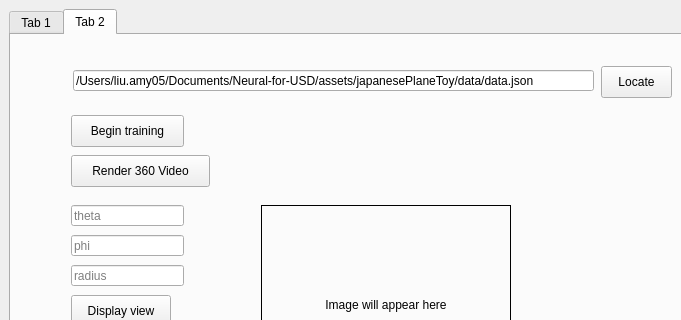
Qt form src/usdSimple/mainwindow.ui (mialana/neural-for-usd) before a commit; both pictures show x 0 to 681 and y 0 to 320 of the 1280 by 832 pixel window.
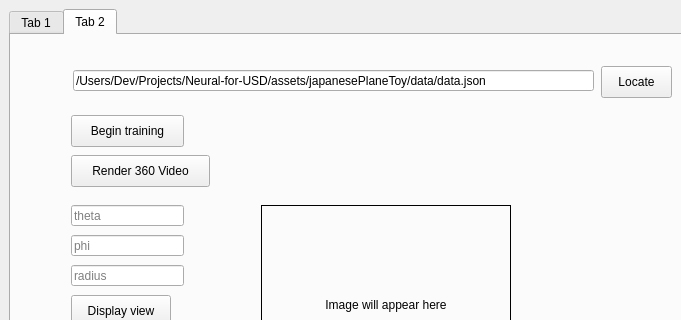
The same form after that commit. The open tabs and pages were chosen to show the change.

Patch:
```diff
--- a/src/usdSimple/mainwindow.ui
+++ b/src/usdSimple/mainwindow.ui
@@ -396,7 +396,7 @@
          </rect>
         </property>
         <property name="text">
-         <string>/Users/liu.amy05/Documents/Neural-for-USD/assets/japanesePlaneToy/data/data.json</string>
+         <string>/Users/Dev/Projects/Neural-for-USD/assets/japanesePlaneToy/data/data.json</string>
         </property>
         <property name="placeholderText">
          <string>Data file path</string>
```
